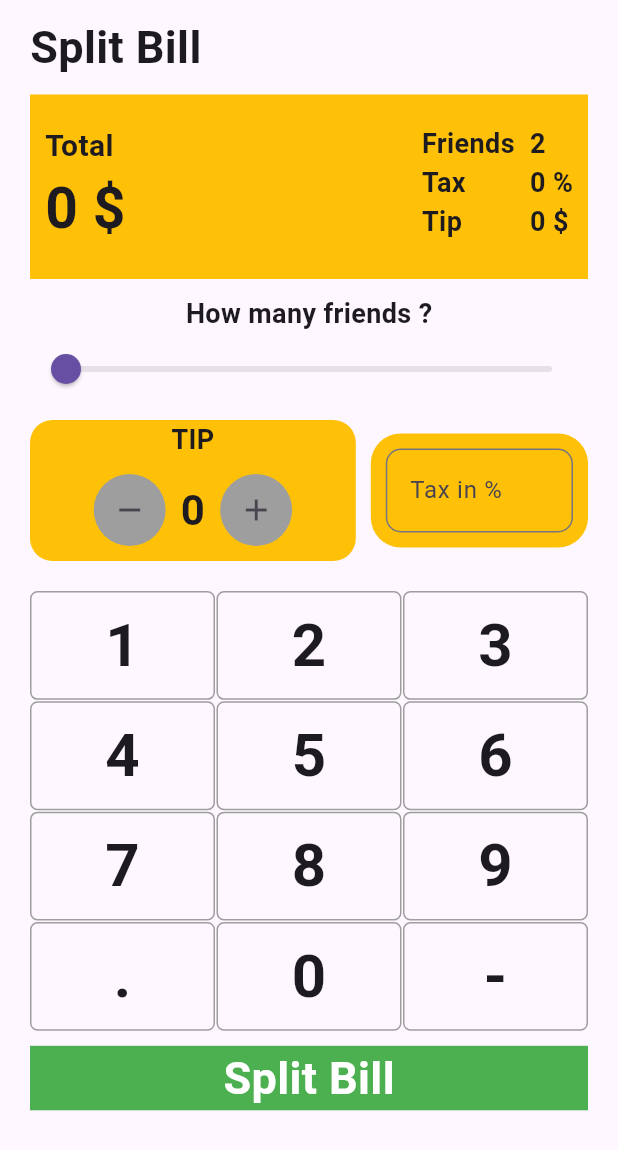
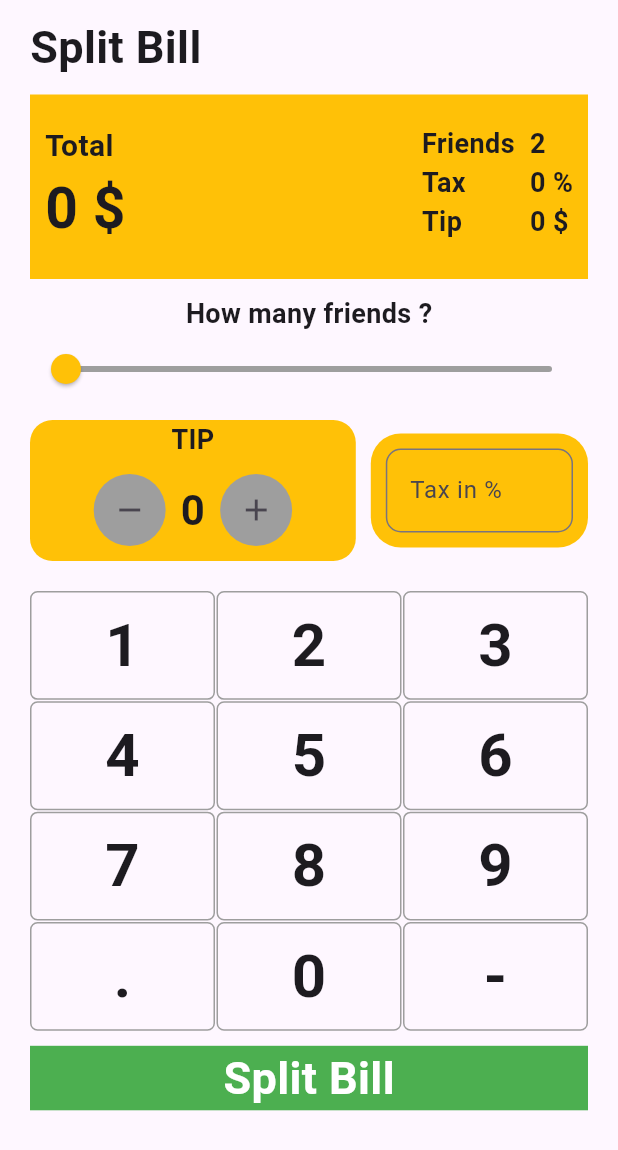
Before and after one commit to uzairahmed4472/bill_splitter, a Flutter app: the screen it shows after launch, on a phone screen of 412 x 824 dp. Shown: the top 1150 px of the screen. Run offline on Flutter 3.47's test engine with Material 3 defaults, Android fonts, the phone set to English and light mode, and no system bars.

Commit message:
Refactored the page_header and slider.

```diff
--- a/lib/pages/home_page.dart
+++ b/lib/pages/home_page.dart
@@ -2,6 +2,8 @@ import 'package:bill_splitter/constants.dart';
 import 'package:bill_splitter/pages/result_page.dart';
 import 'package:bill_splitter/widgets/info_container.dart';
 import 'package:bill_splitter/widgets/keypad.dart';
+import 'package:bill_splitter/widgets/page_header.dart';
+import 'package:bill_splitter/widgets/slider_box.dart';
 import 'package:flutter/material.dart';
 
 class HomePage extends StatefulWidget {
@@ -28,6 +30,11 @@ class _HomePageState extends State<HomePage> {
       totalBill.isEmpty || totalBill.length == 1 && totalBill[0] == ""
           ? 0.toString()
           : totalBill.join();
+  void updateFriends(double newValue) {
+    setState(() {
+      totalFriends = newValue.round();
+    });
+  }
 
   @override
   Widget build(BuildContext context) {
@@ -41,17 +48,8 @@ class _HomePageState extends State<HomePage> {
           child: SingleChildScrollView(
             child: Column(
               children: [
-                Align(
-                  alignment: Alignment.centerLeft,
-                  child: Container(
-                    child: Text(
-                      'Split Bill',
-                      style: TextStyle(
-                        fontSize: 30,
-                        fontWeight: FontWeight.bold,
-                      ),
-                    ),
-                  ),
+                PageHeader(
+                  header: 'Split Bill',
                 ),
                 SizedBox(
                   height: 10,
@@ -67,21 +65,13 @@ class _HomePageState extends State<HomePage> {
                 ),
                 Column(
                   children: [
-                    Container(
-                      child: Text(
-                        "How many friends ?",
-                        style: ktextStyle1,
-                      ),
+                    Text(
+                      "How many friends ?",
+                      style: ktextStyle1,
                     ),
-                    Slider(
-                      min: 2,
-                      max: 9,
-                      value: totalFriends.ceilToDouble(),
-                      onChanged: (newValue) {
-                        setState(() {
-                          totalFriends = newValue.round();
-                        });
-                      },
+                    SiderBox(
+                      totalFriends: totalFriends,
+                      updateFriends: updateFriends,
                     ),
                   ],
                 ),
--- a/lib/pages/result_page.dart
+++ b/lib/pages/result_page.dart
@@ -1,6 +1,7 @@
 import 'package:bill_splitter/constants.dart';
 import 'package:bill_splitter/pages/home_page.dart';
 import 'package:bill_splitter/widgets/info_container.dart';
+import 'package:bill_splitter/widgets/page_header.dart';
 import 'package:flutter/material.dart';
 
 class ResultPage extends StatefulWidget {
@@ -59,16 +60,7 @@ class _ResultPageState extends State<ResultPage> {
           child: Column(
             mainAxisAlignment: MainAxisAlignment.center,
             children: [
-              Align(
-                alignment: Alignment.centerLeft,
-                child: Text(
-                  'Result',
-                  style: TextStyle(
-                    fontSize: 30,
-                    fontWeight: FontWeight.bold,
-                  ),
-                ),
-              ),
+              PageHeader(header: "Equally Divided"),
               SizedBox(
                 height: 20,
               ),
--- a/lib/widgets/info_container.dart
+++ b/lib/widgets/info_container.dart
@@ -1,4 +1,3 @@
-
 import 'package:bill_splitter/constants.dart';
 import 'package:flutter/material.dart';
 
--- /dev/null
+++ b/lib/widgets/page_header.dart
@@ -0,0 +1,22 @@
+import 'package:flutter/material.dart';
+
+class PageHeader extends StatelessWidget {
+  const PageHeader({
+    super.key, required this.header,
+  });
+  final String header;
+
+  @override
+  Widget build(BuildContext context) {
+    return Align(
+      alignment: Alignment.centerLeft,
+      child: Text(
+        header,
+        style: TextStyle(
+          fontSize: 30,
+          fontWeight: FontWeight.bold,
+        ),
+      ),
+    );
+  }
+}
--- /dev/null
+++ b/lib/widgets/slider_box.dart
@@ -0,0 +1,32 @@
+import 'package:flutter/material.dart';
+
+class SiderBox extends StatefulWidget {
+  const SiderBox({
+    super.key,
+    required this.totalFriends,
+    required this.updateFriends,
+  });
+
+  final int totalFriends;
+  final Function updateFriends;
+
+  @override
+  State<SiderBox> createState() => _SiderBoxState();
+}
+
+class _SiderBoxState extends State<SiderBox> {
+  @override
+  Widget build(BuildContext context) {
+    return Slider(
+      thumbColor: Colors.amber,
+      activeColor: Colors.amber,
+      inactiveColor: Colors.grey,
+      min: 2,
+      max: 9,
+      value: widget.totalFriends.ceilToDouble(),
+      onChanged: (newValue) {
+        widget.updateFriends(newValue);
+      },
+    );
+  }
+}
```
